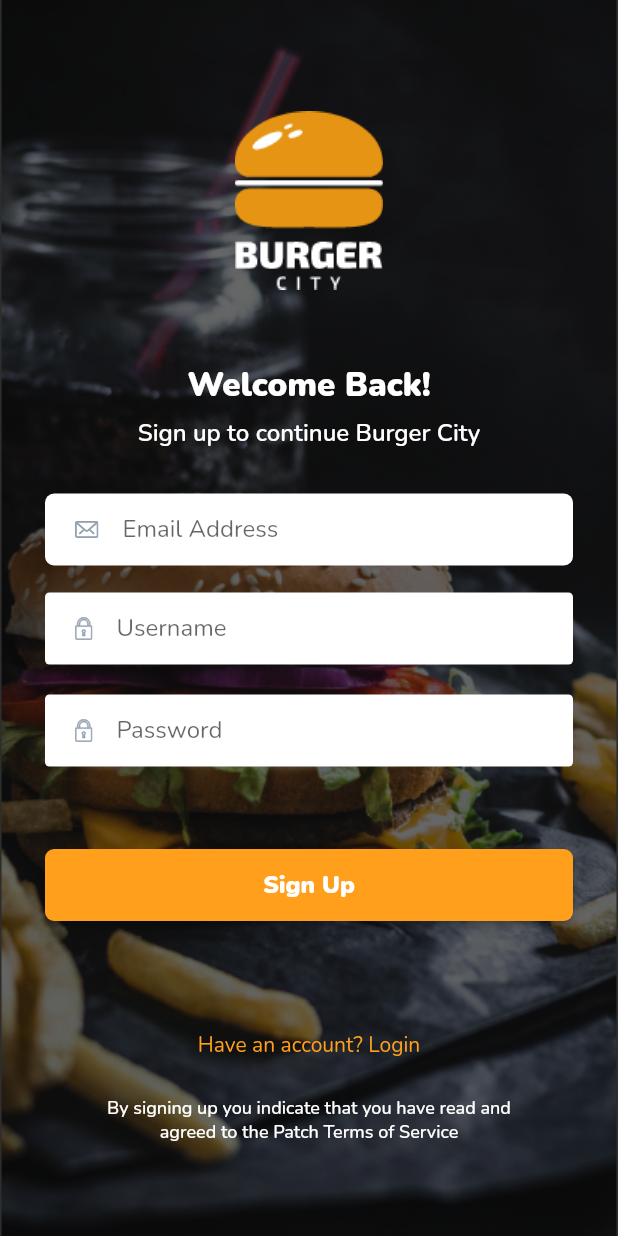
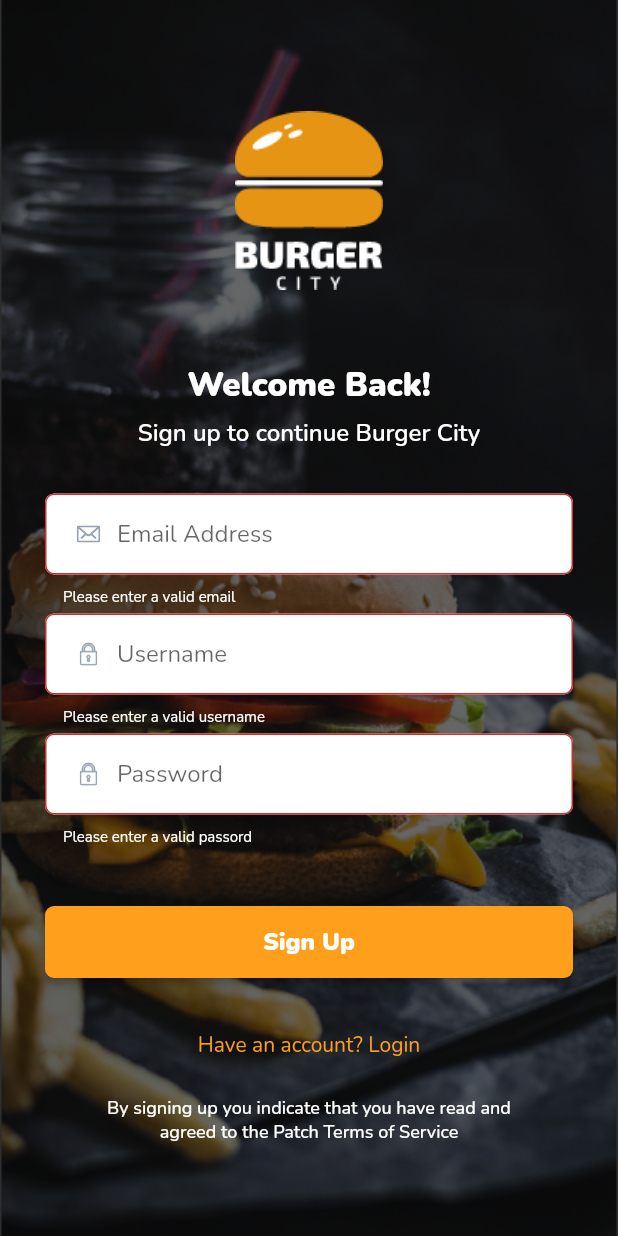
Before and after one commit to AdePhil/burger_city, a Flutter app: the SignUp screen opened directly, after a tap on "Sign Up", on a phone screen of 412 x 824 dp. Run offline on Flutter 3.47's test engine with Material 2 defaults, Android fonts, the phone set to English and light mode, and no system bars; our stand-ins replace carousel_slider, cloud_firestore, firebase_auth, flutter_svg, google_fonts; missing offline and left inert: flutter_statusbarcolor; accounts and stored records are empty; network calls fail.

Commit message:
validation on sign up and show alert on authentication error

```diff
--- a/lib/screens/login.dart
+++ b/lib/screens/login.dart
@@ -4,6 +4,7 @@ import 'package:flutter_svg/flutter_svg.dart';
 import 'package:burger_city/screens/signup.dart';
 import 'package:burger_city/services/auth.dart';
 import 'package:burger_city/screens/home.dart';
+import 'package:burger_city/utils/alert.dart';
 
 class Login extends StatefulWidget {
   BaseAuth auth = new Auth();
@@ -29,8 +30,8 @@ class _LoginState extends State<Login> {
       print(userId);
       Navigator.push(context, MaterialPageRoute(builder: (context) => Home()));
     } catch (e) {
-      print(e.status);
-      print(e.message);
+      Alert.showErrorAlert(
+          context, 'Sorry', "Invalid email password combination");
     } finally {
       setState(() {
         this._isLoading = false;
--- a/lib/screens/signup.dart
+++ b/lib/screens/signup.dart
@@ -4,6 +4,7 @@ import 'package:google_fonts/google_fonts.dart';
 import 'package:flutter_svg/flutter_svg.dart';
 import 'package:burger_city/screens/login.dart';
 import 'package:burger_city/services/auth.dart';
+import 'package:burger_city/utils/alert.dart';
 
 class SignUp extends StatefulWidget {
   BaseAuth auth = new Auth();
@@ -18,8 +19,15 @@ class _SignUpState extends State<SignUp> {
   String _username = '';
   String _errorMessage = '';
   bool _isLoading = false;
+  bool _autoValidate = false;
 
   signUp() async {
+    if (!isFormValid()) {
+      setState(() {
+        _autoValidate = true;
+      });
+      return;
+    }
     setState(() {
       this._isLoading = true;
     });
@@ -31,11 +39,26 @@ class _SignUpState extends State<SignUp> {
       print(userId);
     } catch (e) {
       print(e.message);
+      Alert.showErrorAlert(context, 'Sorry', e.message);
     } finally {
       setState(() {
         this._isLoading = false;
       });
     }
+  }
+
+  isFormValid() {
+    return _formKey.currentState.validate();
+  }
+
+  Widget buildCustomPrefixIcon(SvgPicture svg) {
+    return Container(
+      width: 0,
+      height: 10,
+      padding: EdgeInsets.only(left: 10),
+      alignment: Alignment(0, 0.0),
+      child: svg,
+    );
   }
 
   @override
@@ -91,6 +114,7 @@ class _SignUpState extends State<SignUp> {
                     ),
                     Form(
                       key: _formKey,
+                      autovalidate: _autoValidate,
                       child: Padding(
                         padding: const EdgeInsets.only(left: 30, right: 30),
                         child: Column(
@@ -98,84 +122,140 @@ class _SignUpState extends State<SignUp> {
                             SizedBox(
                               height: 30,
                             ),
-                            Container(
-                              padding: EdgeInsets.symmetric(
-                                  horizontal: 20, vertical: 0),
-                              decoration: BoxDecoration(
-                                  color: Colors.white,
-                                  borderRadius:
-                                      BorderRadius.all(Radius.circular(6))),
+                            SizedBox(
+                              height: 80,
                               child: TextFormField(
                                   onSaved: (value) {
-                                    this._email = value.trim();
+                                    this._email = value.trim().toLowerCase();
                                   },
                                   decoration: InputDecoration(
-                                      icon: SvgPicture.asset(
+                                      errorStyle: TextStyle(
+                                          color: Colors.white, fontSize: 10),
+                                      isDense: true,
+                                      focusedBorder: new OutlineInputBorder(
+                                        borderSide: BorderSide(
+                                          width: 0.5,
+                                          style: BorderStyle.none,
+                                        ),
+                                        borderRadius: const BorderRadius.all(
+                                          const Radius.circular(6.0),
+                                        ),
+                                      ),
+                                      border: new OutlineInputBorder(
+                                        borderSide: BorderSide(
+                                          width: 0.5,
+                                          style: BorderStyle.none,
+                                        ),
+                                        borderRadius: const BorderRadius.all(
+                                          const Radius.circular(6.0),
+                                        ),
+                                      ),
+                                      prefixIcon: buildCustomPrefixIcon(
+                                          SvgPicture.asset(
                                         'assets/icons/mail-icon.svg',
-                                      ),
-                                      border: InputBorder.none,
+                                        fit: BoxFit.cover,
+                                      )),
+                                      fillColor: Colors.white,
+                                      filled: true,
                                       hintText: 'Email Address'),
                                   validator: (value) {
                                     if (value.isEmpty) {
-                                      return 'Please enter some text';
+                                      return 'Please enter a valid email';
                                     }
                                     return null;
                                   }),
                             ),
+                            // SizedBox(
+                            //   height: 18,
+                            // ),
                             SizedBox(
-                              height: 18,
-                            ),
-                            Container(
-                              padding: EdgeInsets.symmetric(
-                                  horizontal: 20, vertical: 0),
-                              decoration: BoxDecoration(
-                                  color: Colors.white,
-                                  borderRadius:
-                                      BorderRadius.all(Radius.circular(3))),
+                              height: 80,
                               child: TextFormField(
                                   onSaved: (value) {
-                                    this._username = value.trim();
+                                    this._username = value.trim().toLowerCase();
                                   },
                                   decoration: InputDecoration(
-                                      icon: SvgPicture.asset(
+                                      errorStyle: TextStyle(
+                                          color: Colors.white, fontSize: 10),
+                                      focusedBorder: new OutlineInputBorder(
+                                        borderSide: BorderSide(
+                                          width: 0.5,
+                                          style: BorderStyle.none,
+                                        ),
+                                        borderRadius: const BorderRadius.all(
+                                          const Radius.circular(6.0),
+                                        ),
+                                      ),
+                                      isDense: true,
+                                      border: new OutlineInputBorder(
+                                        borderSide: BorderSide(
+                                          width: 0.5,
+                                          style: BorderStyle.none,
+                                        ),
+                                        borderRadius: const BorderRadius.all(
+                                          const Radius.circular(6.0),
+                                        ),
+                                      ),
+                                      prefixIcon: buildCustomPrefixIcon(
+                                          SvgPicture.asset(
                                         'assets/icons/lock-icon.svg',
-                                      ),
-                                      border: InputBorder.none,
+                                        fit: BoxFit.cover,
+                                      )),
+                                      fillColor: Colors.white,
+                                      filled: true,
                                       hintText: 'Username'),
                                   validator: (value) {
                                     if (value.isEmpty) {
-                                      return 'Please enter some text';
+                                      return 'Please enter a valid username';
                                     }
                                     return null;
                                   }),
                             ),
-                            SizedBox(height: 20),
-                            Container(
-                              padding: EdgeInsets.symmetric(
-                                  horizontal: 20, vertical: 0),
-                              decoration: BoxDecoration(
-                                  color: Colors.white,
-                                  borderRadius:
-                                      BorderRadius.all(Radius.circular(3))),
+                            // SizedBox(height: 20),
+                            SizedBox(
+                              height: 80,
                               child: TextFormField(
-                                  obscureText: true,
                                   onSaved: (value) {
                                     this._password = value.trim();
                                   },
+                                  obscureText: true,
                                   decoration: InputDecoration(
-                                      icon: SvgPicture.asset(
+                                      errorStyle: TextStyle(
+                                          color: Colors.white, fontSize: 10),
+                                      isDense: true,
+                                      focusedBorder: new OutlineInputBorder(
+                                        borderSide: BorderSide(
+                                          width: 0.5,
+                                          style: BorderStyle.none,
+                                        ),
+                                        borderRadius: const BorderRadius.all(
+                                          const Radius.circular(6.0),
+                                        ),
+                                      ),
+                                      border: new OutlineInputBorder(
+                                        borderSide: BorderSide(
+                                          width: 0.5,
+                                          style: BorderStyle.none,
+                                        ),
+                                        borderRadius: const BorderRadius.all(
+                                          const Radius.circular(6.0),
+                                        ),
+                                      ),
+                                      prefixIcon: buildCustomPrefixIcon(
+                                          SvgPicture.asset(
                                         'assets/icons/lock-icon.svg',
-                                      ),
-                                      border: InputBorder.none,
+                                        fit: BoxFit.cover,
+                                      )),
+                                      fillColor: Colors.white,
+                                      filled: true,
                                       hintText: 'Password'),
                                   validator: (value) {
                                     if (value.isEmpty) {
-                                      return 'Please enter some text';
+                                      return 'Please enter a valid passord';
                                     }
                                     return null;
                                   }),
                             ),
-                            SizedBox(height: 20),
                             Container(
                               width: MediaQuery.of(context).size.width,
                               margin: const EdgeInsets.only(top: 35.0),
@@ -304,3 +384,5 @@ class _SignUpState extends State<SignUp> {
     ));
   }
 }
+
+class d {}
--- a/lib/services/auth.dart
+++ b/lib/services/auth.dart
@@ -37,15 +37,17 @@ class Auth implements BaseAuth {
   }
 
   Future<String> signUp(String email, String password, String username) async {
-    AuthResult result = await _firebaseAuth.createUserWithEmailAndPassword(
-        email: email, password: password);
-    FirebaseUser user = result.user;
     final QuerySnapshot docsSnapshot =
         await userRef.where("username", isEqualTo: username).getDocuments();
     if (docsSnapshot.documents.isNotEmpty) {
       return Future.error(CustomError("username already exists"),
           StackTrace.fromString("This is its trace"));
     }
+
+    AuthResult result = await _firebaseAuth.createUserWithEmailAndPassword(
+        email: email, password: password);
+    FirebaseUser user = result.user;
+
     await userRef.document(user.uid).setData(
         {"email": email, "username": username, "timestamp": timestamp});
     return user.uid;
--- /dev/null
+++ b/lib/utils/alert.dart
@@ -0,0 +1,30 @@
+import 'package:flutter/material.dart';
+
+class Alert {
+  static Future<void> showErrorAlert(context, [title, message]) {
+    return showDialog<void>(
+      context: context,
+      barrierDismissible: false, // user must tap button!
+      builder: (BuildContext context) {
+        return AlertDialog(
+          title: Text(title),
+          content: SingleChildScrollView(
+            child: ListBody(
+              children: <Widget>[
+                Text(message),
+              ],
+            ),
+          ),
+          actions: <Widget>[
+            FlatButton(
+              child: Text('ok', style: TextStyle(color: Colors.grey)),
+              onPressed: () {
+                Navigator.of(context).pop();
+              },
+            ),
+          ],
+        );
+      },
+    );
+  }
+}
```
